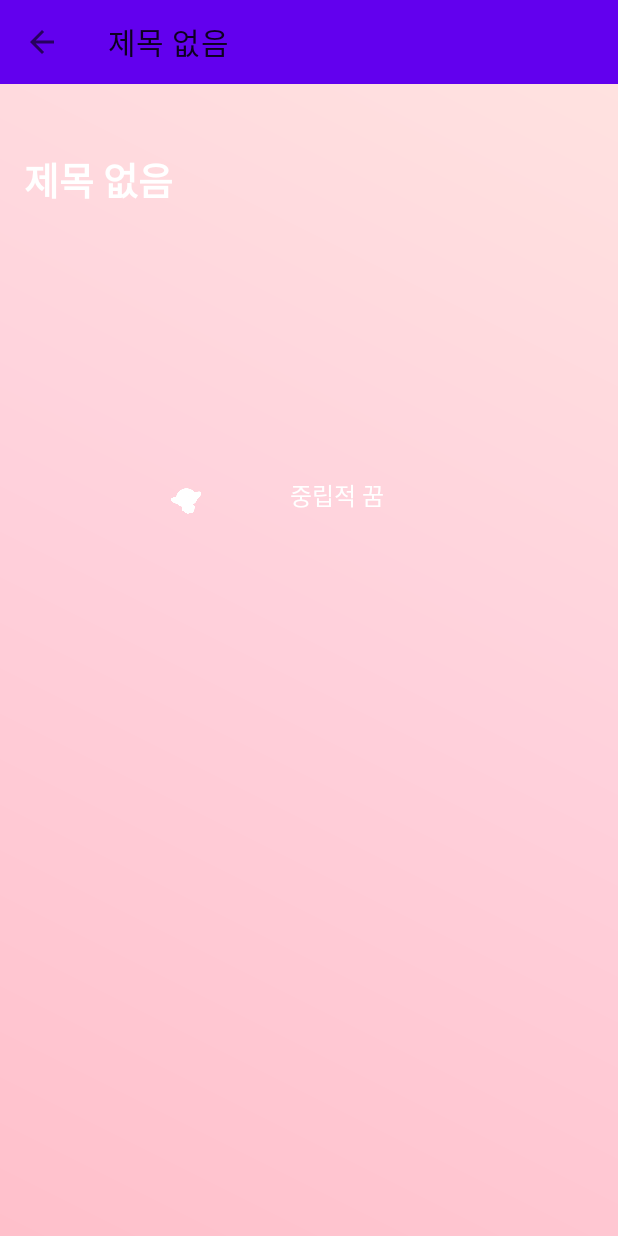
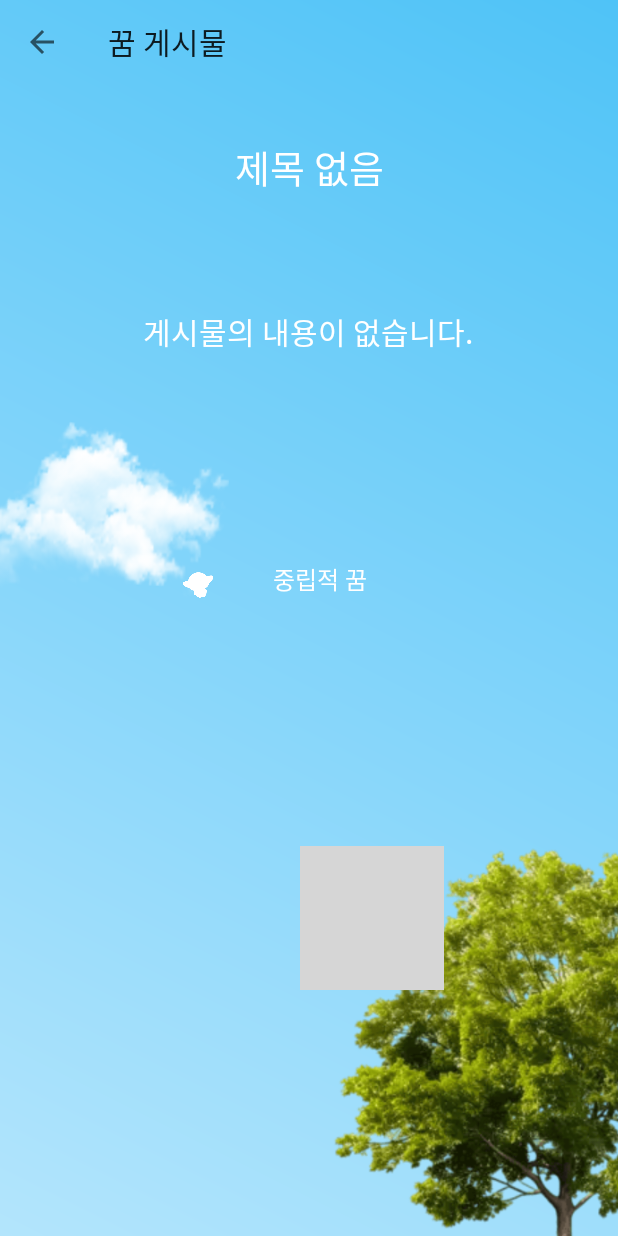
Before and after one commit to jihun4452/android_final_202010058, an Android app: the DetailActivity screen opened directly, with no data from a screen before it, on a phone screen of 412 x 824 dp. Run offline under Robolectric (Android 15) with nearby library versions, the phone set to English and light mode, and no system bars; grey boxes are pictures that could not be loaded.

Commit message:
feat: ui 개선 완료

```diff
--- a/app/src/main/java/com/example/dreamapp/ui/DetailActivity.java
+++ b/app/src/main/java/com/example/dreamapp/ui/DetailActivity.java
@@ -30,6 +30,10 @@ public class DetailActivity extends AppCompatActivity {
 
 		Toolbar toolbar = findViewById(R.id.toolbar_detail);
 		setSupportActionBar(toolbar);
+		if (getSupportActionBar() != null) {
+			getSupportActionBar().setDisplayHomeAsUpEnabled(true);
+			getSupportActionBar().setTitle("꿈 게시물");
+		}
 
 		tvDreamTitle = findViewById(R.id.tvDreamTitle);
 		tvDreamContent = findViewById(R.id.tvDreamContent);
@@ -38,65 +42,35 @@ public class DetailActivity extends AppCompatActivity {
 		ivTypeIcon = findViewById(R.id.ivTypeIcon);
 
 		String title = getIntent().getStringExtra("DREAM_TITLE");
-		if (title == null || title.isEmpty()) {
-			title = "제목 없음";
-		}
+		if (title == null || title.isEmpty()) title = "제목 없음";
+		tvDreamTitle.setText(title);
+
 		String content = getIntent().getStringExtra("DREAM_TEXT");
-		if (content == null)
-			content = "";
+		if (content == null) content = "게시물의 내용이 없습니다.";
+		tvDreamContent.setText(content);
 
 		String typeStr = getIntent().getStringExtra("DREAM_TYPE");
 		DreamType type;
-		if (typeStr != null) {
-			try {
-				type = DreamType.valueOf(typeStr);
-			} catch (IllegalArgumentException e) {
-				type = DreamType.NEUTRAL;
-			}
-		} else {
+		try {
+			type = typeStr == null ? DreamType.NEUTRAL : DreamType.valueOf(typeStr);
+		} catch (IllegalArgumentException e) {
 			type = DreamType.NEUTRAL;
 		}
 
-		boolean showDesc = getIntent().getBooleanExtra("SHOW_DESC", false);
-
-		if (getSupportActionBar() != null) {
-			getSupportActionBar().setDisplayHomeAsUpEnabled(true);
-			getSupportActionBar().setTitle(title);
-		}
-
-		tvDreamTitle.setText(title);
-		tvDreamContent.setText(content);
-
 		String typeLabel;
 		switch (type) {
-			case POSITIVE:
-				typeLabel = "긍정적 꿈";
-				break;
-			case NEGATIVE:
-				typeLabel = "부정적 꿈";
-				break;
-			case NEUTRAL:
-				typeLabel = "중립적 꿈";
-				break;
-			case LUCID:
-				typeLabel = "자각몽";
-				break;
-			case RECURRING:
-				typeLabel = "반복 꿈";
-				break;
-			case NIGHTMARE:
-				typeLabel = "악몽";
-				break;
-			case DAYDREAM:
-				typeLabel = "백일몽";
-				break;
-			default:
-				typeLabel = "기타";
-				break;
+			case POSITIVE:  typeLabel = "긍정적 꿈"; break;
+			case NEGATIVE:  typeLabel = "부정적 꿈"; break;
+			case LUCID:     typeLabel = "자각몽";  break;
+			case RECURRING: typeLabel = "반복 꿈";  break;
+			case NIGHTMARE: typeLabel = "악몽";    break;
+			case DAYDREAM:  typeLabel = "백일몽";  break;
+			default:        typeLabel = "중립적 꿈"; break;
 		}
 		tvDreamType.setText(typeLabel);
 		ivTypeIcon.setImageResource(getIconResForType(type));
 
+		boolean showDesc = getIntent().getBooleanExtra("SHOW_DESC", false);
 		if (showDesc) {
 			String explanation = DreamInterpreter.interpret(new Dream(title, content, type, true));
 			tvInterpretation.setText(explanation);
@@ -124,23 +98,6 @@ public class DetailActivity extends AppCompatActivity {
 	}
 
 	private int getIconResForType(DreamType type) {
-		switch (type) {
-			case POSITIVE:
-				return R.drawable.img_8;
-			case NEGATIVE:
-				return R.drawable.img_8;
-			case NEUTRAL:
-				return R.drawable.img_8;
-			case LUCID:
-				return R.drawable.img_8;
-			case RECURRING:
-				return R.drawable.img_8;
-			case NIGHTMARE:
-				return R.drawable.img_8;
-			case DAYDREAM:
-				return R.drawable.img_8;
-			default:
-				return R.drawable.img_8;
-		}
+		return R.drawable.img_8;
 	}
 }
--- a/app/src/main/java/com/example/dreamapp/ui/NewDreamActivity.java
+++ b/app/src/main/java/com/example/dreamapp/ui/NewDreamActivity.java
@@ -20,9 +20,7 @@ public class NewDreamActivity extends AppCompatActivity {
 	private EditText etDreamContent;
 	private CheckBox cbShowDescription;
 
-	// 라디오 버튼
-	private RadioButton rbPositive, rbNegative, rbNeutral,
-		rbLucid, rbRecurring, rbNightmare, rbDaydream;
+	private RadioButton rbPositive, rbNegative, rbNeutral, rbLucid, rbRecurring, rbNightmare, rbDaydream;
 
 	private DreamType selectedType = DreamType.NEUTRAL;
 	private final DreamRepository repository = new DreamRepository();
@@ -88,6 +86,6 @@ public class NewDreamActivity extends AppCompatActivity {
 		else if (id == R.id.rbRecurring) return DreamType.RECURRING;
 		else if (id == R.id.rbNightmare) return DreamType.NIGHTMARE;
 		else if (id == R.id.rbDaydream)  return DreamType.DAYDREAM;
-		else                             return DreamType.NEUTRAL;
+		else return DreamType.NEUTRAL;
 	}
 }
--- a/app/src/main/res/layout/activity_detail.xml
+++ b/app/src/main/res/layout/activity_detail.xml
@@ -2,56 +2,47 @@
 <androidx.constraintlayout.widget.ConstraintLayout
         xmlns:android="http://schemas.android.com/apk/res/android"
         xmlns:app="http://schemas.android.com/apk/res-auto"
-        android:id="@+id/detail_root"
+        xmlns:tools="http://schemas.android.com/tools" android:id="@+id/detail_root"
         android:layout_width="match_parent"
         android:layout_height="match_parent"
-        android:background="@drawable/bg_dream_gradient">
+        android:background="@drawable/landing_background">
 
-    <!-- 툴바 -->
     <androidx.appcompat.widget.Toolbar
             android:id="@+id/toolbar_detail"
             android:layout_width="0dp"
             android:layout_height="?attr/actionBarSize"
-            android:background="#6200EE"
             android:titleTextColor="@android:color/white"
+            app:titleTextAppearance="@style/TextAppearance.Toolbar.EfJeju"
             app:layout_constraintTop_toTopOf="parent"
             app:layout_constraintStart_toStartOf="parent"
             app:layout_constraintEnd_toEndOf="parent"/>
 
-    <!-- 제목 -->
 
-    <!-- 내용 -->
-
-    <!-- 아이콘 -->
-
-    <!-- 타입 텍스트 -->
-
-    <!-- 해몽 -->
     <TextView
             android:id="@+id/tvDreamTitle"
-            android:layout_width="0dp"
-            android:layout_height="wrap_content"
+            android:layout_width="303dp"
+            android:layout_height="62dp"
             android:textSize="25dp"
-            android:textStyle="bold"
             android:textColor="@android:color/white"
             android:paddingStart="16dp"
             android:paddingEnd="16dp"
             app:layout_constraintTop_toBottomOf="@id/toolbar_detail"
             app:layout_constraintStart_toStartOf="parent"
             app:layout_constraintEnd_toEndOf="parent"
-            app:layout_constraintHorizontal_bias="0.0" android:layout_marginTop="44dp"/>
+            android:layout_marginTop="36dp" android:fontFamily="@font/cookierunregular" android:textAlignment="center"/>
     <TextView
             android:id="@+id/tvDreamContent"
-            android:layout_width="0dp"
-            android:layout_height="wrap_content"
+            android:layout_width="348dp"
+            android:layout_height="84dp"
             android:textSize="20dp"
             android:textColor="@android:color/white"
             android:paddingStart="16dp"
             android:paddingEnd="16dp"
-            android:layout_marginTop="56dp"
+            android:layout_marginTop="52dp"
             app:layout_constraintTop_toBottomOf="@id/tvDreamTitle"
             app:layout_constraintStart_toStartOf="parent"
-            app:layout_constraintEnd_toEndOf="parent" app:layout_constraintHorizontal_bias="0.0"/>
+            app:layout_constraintEnd_toEndOf="parent" app:layout_constraintHorizontal_bias="0.492"
+            android:fontFamily="@font/cookierunregular" android:textAlignment="center"/>
     <TextView
             android:id="@+id/tvDreamType"
             android:layout_width="107dp"
@@ -61,8 +52,8 @@
             android:layout_marginStart="8dp"
             app:layout_constraintTop_toBottomOf="@id/tvDreamContent"
             app:layout_constraintStart_toEndOf="@id/ivTypeIcon"
-            app:layout_constraintEnd_toEndOf="parent" android:layout_marginTop="96dp"
-            app:layout_constraintHorizontal_bias="0.288"/>
+            app:layout_constraintEnd_toEndOf="parent" android:layout_marginTop="84dp"
+            app:layout_constraintHorizontal_bias="0.175" android:fontFamily="@font/cookierunregular"/>
     <ImageView
             android:id="@+id/ivTypeIcon"
             android:layout_width="32dp"
@@ -70,20 +61,41 @@
             android:tint="@android:color/white"
             app:layout_constraintTop_toBottomOf="@id/tvDreamContent"
             app:layout_constraintStart_toStartOf="parent"
-            android:layout_marginStart="108dp" android:layout_marginTop="96dp"/>
+            android:layout_marginStart="116dp" android:layout_marginTop="84dp"/>
     <TextView
             android:id="@+id/tvInterpretation"
-            android:layout_width="0dp"
+            android:layout_width="wrap_content"
             android:layout_height="wrap_content"
-            android:textSize="16sp"
+            android:textSize="15sp"
+            android:textStyle="italic"
             android:textColor="@android:color/white"
+            android:fontFamily="@font/cookierunregular"
+            android:textAlignment="center"
             android:visibility="gone"
             android:paddingStart="16dp"
             android:paddingEnd="16dp"
-            android:layout_marginTop="12dp"
-            android:layout_marginBottom="16dp"
+            android:layout_marginTop="16dp"
+            android:layout_marginBottom="120dp"
             app:layout_constraintTop_toBottomOf="@id/tvDreamType"
             app:layout_constraintStart_toStartOf="parent"
             app:layout_constraintEnd_toEndOf="parent"
-            app:layout_constraintBottom_toBottomOf="parent"/>
+            app:layout_constraintBottom_toBottomOf="parent"
+            app:layout_constraintHorizontal_bias="0.5"/>
+
+    <ImageView
+            android:layout_width="342dp"
+            android:layout_height="433dp" app:srcCompat="@drawable/img_2" android:id="@+id/imageView3"
+            app:layout_constraintEnd_toEndOf="parent" app:layout_constraintTop_toTopOf="@+id/toolbar_detail"
+            android:layout_marginTop="120dp" android:layout_marginEnd="200dp"/>
+    <ImageView
+            android:layout_width="wrap_content"
+            android:layout_height="wrap_content" app:srcCompat="@drawable/img_1" android:id="@+id/imageView7"
+            app:layout_constraintBottom_toBottomOf="parent" app:layout_constraintStart_toStartOf="parent"
+            android:layout_marginStart="200dp" android:layout_marginBottom="164dp"/>
+    <ImageView
+            android:layout_width="322dp"
+            android:layout_height="344dp" app:srcCompat="@drawable/img_9" android:id="@+id/imageView8"
+            app:layout_constraintStart_toStartOf="parent" app:layout_constraintTop_toTopOf="parent"
+            android:layout_marginTop="552dp"
+            android:layout_marginStart="212dp"/>
 </androidx.constraintlayout.widget.ConstraintLayout>
--- a/app/src/main/res/values/styles.xml
+++ b/app/src/main/res/values/styles.xml
@@ -1,3 +1,8 @@
 <?xml version="1.0" encoding="utf-8"?>
 <resources>
+    <style name="TextAppearance.Toolbar.EfJeju"
+           parent="TextAppearance.Widget.AppCompat.Toolbar.Title">
+        <item name="android:fontFamily">@font/ef_jejudoldam</item>
+        <item name="android:textSize">20sp</item>
+    </style>
 </resources>
```
Also changed, not shown: app/src/main/res/layout/activity_landing.xml (+7 -4 lines), app/src/main/res/layout/activity_main.xml (+13 -2 lines), app/src/main/res/drawable/img_10.png (added), app/src/main/res/drawable/img_11.png (added), app/src/main/res/drawable/img_12.png (added), app/src/main/res/drawable/img_9.png (added).
